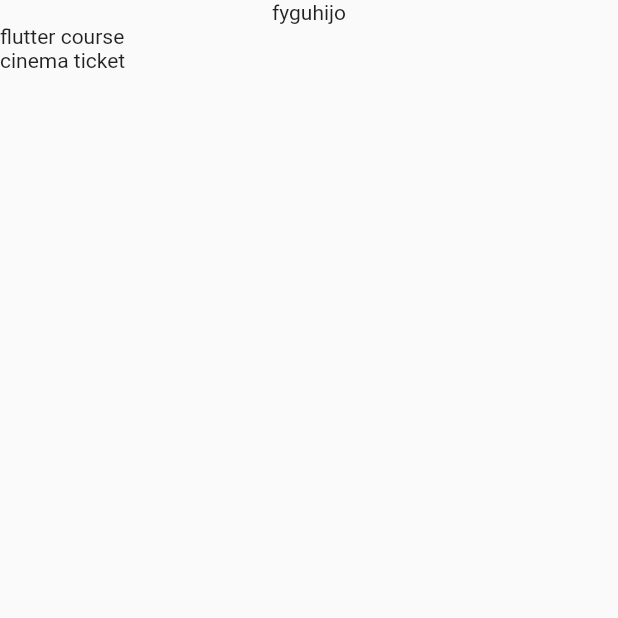
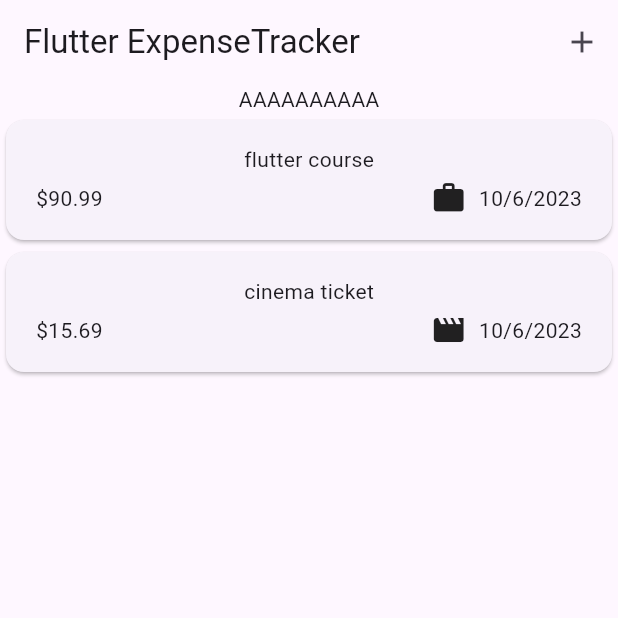
Before and after one commit to gustawx/expense-tracker, a Flutter app: the screen it shows after launch, on a phone screen of 412 x 824 dp, the top half of it. Run offline on Flutter 3.47's test engine with Material 2 defaults, Android fonts, the phone set to English and light mode, and no system bars.

Commit message:
chore(main.dart): update import statement for Expenses widget to match new file structure feat(main.dart): add support for Material3 theme in MaterialApp chore(expense.dart): add import statement for intl package to format dates feat(expense.dart): add formattedDate getter to Expense class to format date using intl package feat(expenses.dart): create Expenses widget to display list of expenses and add button to add new expense feat(expense_item.dart): create ExpenseItem widget to display individual expense item feat(expenses_list.dart): create ExpensesList widget to display list of ExpenseItems feat(new_expense.dart): create NewExpense widget to display form for adding new expense chore(pubspec.yaml): add intl package as a dependency

```diff
--- a/lib/models/expense.dart
+++ b/lib/models/expense.dart
@@ -1,8 +1,19 @@
+import 'package:flutter/material.dart';
 import 'package:uuid/uuid.dart';
+import 'package:intl/intl.dart';
+
+final formatter = DateFormat.yMd();
 
 const uuid = Uuid();
 
 enum Category { food, travel, leisure, work }
+
+const categoryIcons = {
+  Category.food: Icons.lunch_dining,
+  Category.travel: Icons.flight_takeoff,
+  Category.leisure: Icons.movie,
+  Category.work: Icons.work,
+};
 
 class Expense {
   Expense(
@@ -17,4 +28,8 @@ class Expense {
   final String id;
   final DateTime date;
   final Category category;
+
+  String get formattedDate {
+    return formatter.format(date);
+  }
 }
--- a/lib/expenses.dart
+++ b/lib/widgets/expenses.dart
@@ -1,5 +1,6 @@
-import 'package:expenses_tracker/expenses_list.dart';
+import 'package:expenses_tracker/widgets/expenses_list/expenses_list.dart';
 import 'package:expenses_tracker/models/expense.dart';
+import 'package:expenses_tracker/widgets/new_expense.dart';
 import 'package:flutter/material.dart';
 
 class Expenses extends StatefulWidget {
@@ -25,11 +26,25 @@ class _ExpensesState extends State<Expenses> {
         category: Category.leisure)
   ];
 
+  void _openAddExpenseOverlay() {
+    showModalBottomSheet(
+      context: context,
+      builder: (ctx) => const NewExpense(),
+    );
+  }
+
   @override
   Widget build(BuildContext context) {
     return Scaffold(
+      appBar: AppBar(
+        title: const Text('Flutter ExpenseTracker'),
+        actions: [
+          IconButton(
+              onPressed: _openAddExpenseOverlay, icon: const Icon(Icons.add))
+        ],
+      ),
       body: Column(children: [
-        const Text("fyguhijo"),
+        const Text("AAAAAAAAAA"),
         Expanded(
           child: ExpensesList(expenses: _registeredExpenses),
         )
--- /dev/null
+++ b/lib/widgets/expenses_list/expense_item.dart
@@ -0,0 +1,42 @@
+import 'package:expenses_tracker/models/expense.dart';
+import 'package:flutter/material.dart';
+
+class ExpenseItem extends StatelessWidget {
+  const ExpenseItem(this.expense, {super.key});
+
+  final Expense expense;
+
+  @override
+  Widget build(BuildContext context) {
+    return Card(
+      child: Padding(
+        padding: const EdgeInsets.symmetric(horizontal: 20, vertical: 16),
+        child: Column(
+          children: [
+            Text(expense.title),
+            const SizedBox(
+              height: 4,
+            ),
+            Row(
+              children: [
+                Text(
+                  '\$${expense.amount.toStringAsFixed(2)}',
+                ),
+                const Spacer(),
+                Row(
+                  children: [
+                    Icon(categoryIcons[expense.category]),
+                    const SizedBox(
+                      width: 8,
+                    ),
+                    Text(expense.formattedDate)
+                  ],
+                )
+              ],
+            )
+          ],
+        ),
+      ),
+    );
+  }
+}
--- a/lib/expenses_list.dart
+++ b/lib/widgets/expenses_list/expenses_list.dart
@@ -1,4 +1,5 @@
 import 'package:expenses_tracker/models/expense.dart';
+import 'package:expenses_tracker/widgets/expenses_list/expense_item.dart';
 import 'package:flutter/material.dart';
 
 class ExpensesList extends StatelessWidget {
@@ -10,6 +11,6 @@ class ExpensesList extends StatelessWidget {
   Widget build(BuildContext context) {
     return ListView.builder(
         itemCount: expenses.length,
-        itemBuilder: (ctx, index) => Text(expenses[index].title));
+        itemBuilder: (ctx, index) => ExpenseItem(expenses[index]));
   }
 }
--- a/pubspec.yaml
+++ b/pubspec.yaml
@@ -36,6 +36,7 @@ dependencies:
   # Use with the CupertinoIcons class for iOS style icons.
   cupertino_icons: ^1.0.2
   uuid: ^4.1.0
+  intl: ^0.18.1
 
 dev_dependencies:
   flutter_test:
```
Also changed, not shown: lib/main.dart (+4 -3 lines), lib/widgets/new_expense.dart (added, +29 -0 lines), pubspec.lock, 1 other file.
